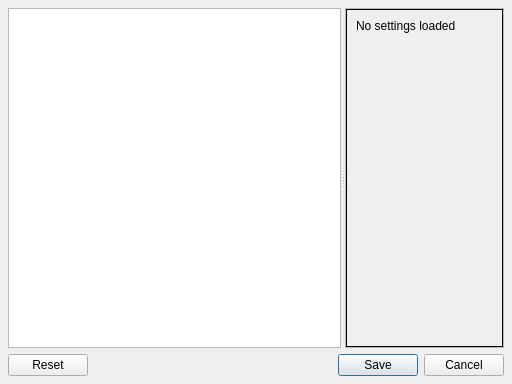
This is core/ui/settings_ui.ui in mjbonnington/icarus-gps as Qt 5 draws it before an edit. The edited form follows.
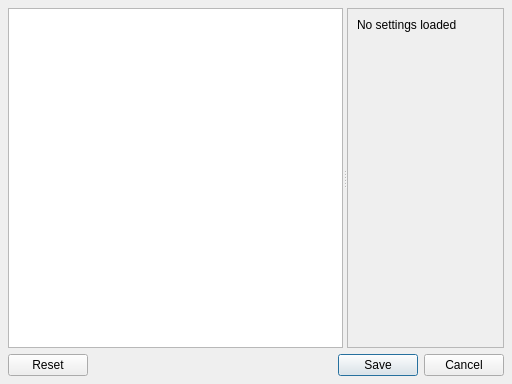
This is the edited form.

What changed in the file:
```diff
--- a/core/ui/settings_ui.ui
+++ b/core/ui/settings_ui.ui
@@ -56,8 +56,8 @@
         <rect>
          <x>0</x>
          <y>0</y>
-         <width>225</width>
-         <height>308</height>
+         <width>150</width>
+         <height>337</height>
         </rect>
        </property>
        <layout class="QVBoxLayout" name="settings_verticalLayout">
@@ -76,7 +76,7 @@
         <item>
          <widget class="QFrame" name="settings_frame">
           <property name="frameShape">
-           <enum>QFrame::Box</enum>
+           <enum>QFrame::NoFrame</enum>
           </property>
           <layout class="QFormLayout" name="formLayout">
            <property name="fieldGrowthPolicy">
```
Left out of the diff: 25 changed lines with no effect on the pictures.
